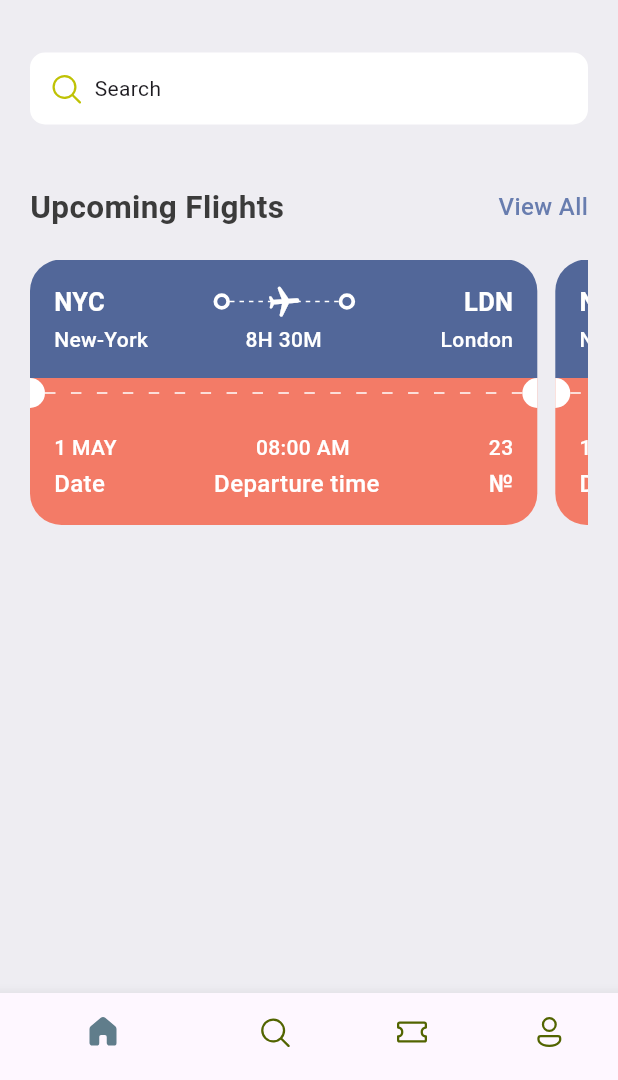
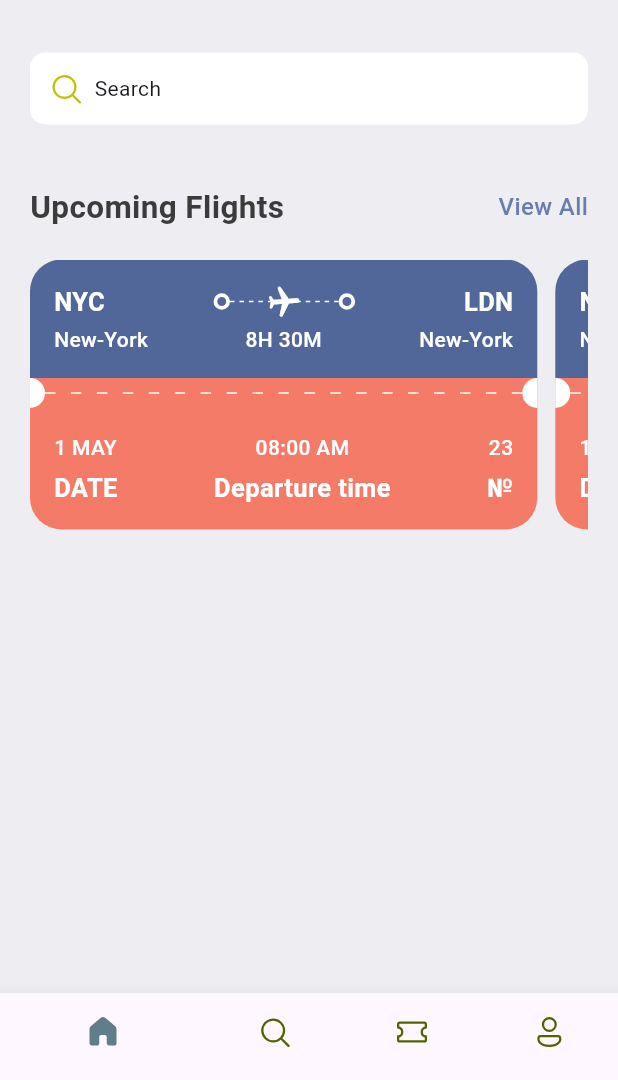
Before and after one commit to protzzz/flutter-test-demo, a Flutter app: the screen it shows after launch, on a phone screen of 412 x 824 dp, the part 156-1236 px from its top. Run offline on Flutter 3.47's test engine with Material 3 defaults, Android fonts, the phone set to English and light mode, and no system bars; our stand-ins replace fluentui_icons.

Commit message:
Updated: ticket_view

```diff
--- a/lib/core/widgets/ticket_view.dart
+++ b/lib/core/widgets/ticket_view.dart
@@ -1,8 +1,11 @@
 import 'package:flutter/material.dart';
 import 'package:test_app/core/res/styles/app_styles.dart';
+import 'package:test_app/core/widgets/app_column_text_layout.dart';
 import 'package:test_app/core/widgets/app_layoutbuilder_widget.dart';
 import 'package:test_app/core/widgets/big_circle.dart';
 import 'package:test_app/core/widgets/big_dot.dart';
+import 'package:test_app/core/widgets/text_style_fourth.dart';
+import 'package:test_app/core/widgets/text_style_third.dart';
 
 class TicketView extends StatelessWidget {
   const TicketView({super.key});
@@ -29,10 +32,9 @@ class TicketView extends StatelessWidget {
                 children: [
                   Row(
                     children: [
-                      Text(
-                        "NYC",
-                        style: AppStyles.headLineStyle2
-                            .copyWith(color: Colors.white),
+                      const SizedBox(
+                        // width: 100,
+                        child: TextStyleThird(text: "NYC"),
                       ),
                       Expanded(child: Container()),
                       const BigDot(),
@@ -58,39 +60,26 @@ class TicketView extends StatelessWidget {
                       ),
                       const BigDot(),
                       Expanded(child: Container()),
-                      Text(
-                        "LDN",
-                        style: AppStyles.headLineStyle2
-                            .copyWith(color: Colors.white),
+                      const SizedBox(
+                        child: TextStyleThird(text: "LDN"),
                       ),
                     ],
                   ),
                   const SizedBox(height: 3),
                   Row(
                     children: [
-                      SizedBox(
+                      const SizedBox(
                         width: 100,
-                        child: Text(
-                          "New-York",
-                          style: AppStyles.textStyle3
-                              .copyWith(color: Colors.white),
-                        ),
+                        child: TextStyleFourth(text: "New-York")
                       ),
                       Expanded(child: Container()),
-                      Text(
-                        "8H 30M",
-                        style:
-                            AppStyles.textStyle3.copyWith(color: Colors.white),
+                      const SizedBox(
+                        child: TextStyleFourth(text: "8H 30M", align: TextAlign.center,),
                       ),
                       Expanded(child: Container()),
-                      SizedBox(
+                      const SizedBox(
                         width: 100,
-                        child: Text(
-                          "London",
-                          textAlign: TextAlign.end,
-                          style: AppStyles.textStyle3
-                              .copyWith(color: Colors.white),
-                        ),
+                        child: TextStyleFourth(text: "New-York", align: TextAlign.end)
                       ),
                     ],
                   )
@@ -121,51 +110,16 @@ class TicketView extends StatelessWidget {
                   borderRadius: const BorderRadius.only(
                       bottomLeft: Radius.circular(21),
                       bottomRight: Radius.circular(21))),
-              child: Column(
+              child: const Column(
                 children: [
                   Row(
+                    mainAxisAlignment: MainAxisAlignment.spaceBetween,
                     children: [
-                      Text(
-                        "1 MAY",
-                        style:
-                            AppStyles.textStyle3.copyWith(color: Colors.white),
-                      ),
-                      Expanded(child: Container()),
-                      Text(
-                        "08:00 AM",
-                        style:
-                            AppStyles.textStyle3.copyWith(color: Colors.white),
-                      ),
-                      Expanded(child: Container()),
-                      Text(
-                        "23",
-                        style:
-                            AppStyles.textStyle3.copyWith(color: Colors.white),
-                      ),
+                      AppColumnTextLayout(topText: "1 MAY", bottomText: "DATE"),
+                      AppColumnTextLayout(topText: "08:00 AM", bottomText: "Departure time", alignment: CrossAxisAlignment.center,),
+                      AppColumnTextLayout(topText: "23", bottomText: "№", alignment: CrossAxisAlignment.end,)
                     ],
                   ),
-                  const SizedBox(height: 3),
-                  Row(
-                    children: [
-                      Text(
-                        "Date",
-                        style:
-                            AppStyles.textStyle2.copyWith(color: Colors.white),
-                      ),
-                      Expanded(child: Container()),
-                      Text(
-                        "Departure time",
-                        style:
-                            AppStyles.textStyle2.copyWith(color: Colors.white),
-                      ),
-                      Expanded(child: Container()),
-                      Text(
-                        "№",
-                        style:
-                            AppStyles.textStyle2.copyWith(color: Colors.white),
-                      ),
-                    ],
-                  )
                 ],
               ),
             ),
```
